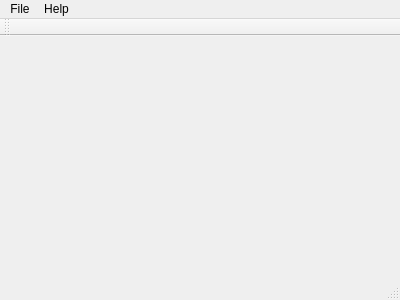
Before: the Qt Designer form rpiConfigurator/MainWindow.ui in LokiFaun/RaspberryPi, drawn with Qt 5.
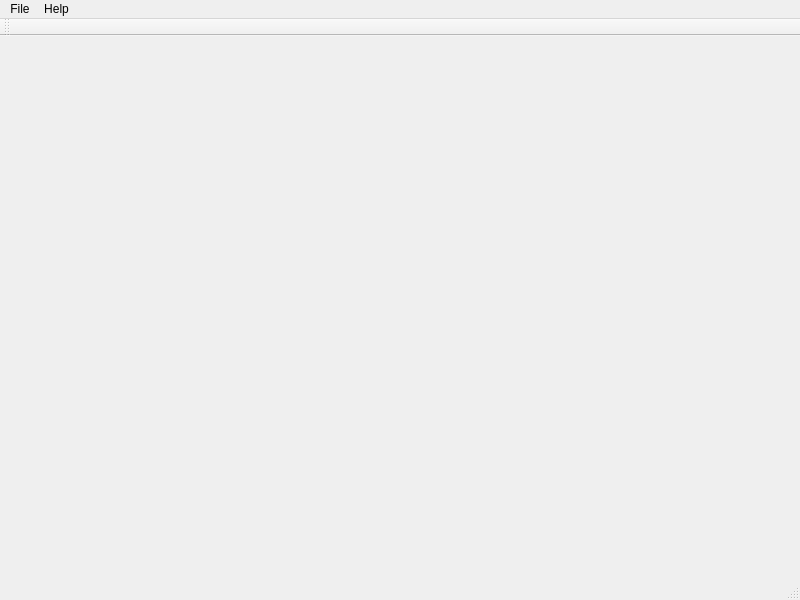
After: the same form once the commit is applied.

```diff
--- a/rpiConfigurator/MainWindow.ui
+++ b/rpiConfigurator/MainWindow.ui
@@ -6,8 +6,8 @@
    <rect>
     <x>0</x>
     <y>0</y>
-    <width>400</width>
-    <height>300</height>
+    <width>800</width>
+    <height>600</height>
    </rect>
   </property>
   <property name="windowTitle">
@@ -19,7 +19,7 @@
     <rect>
      <x>0</x>
      <y>0</y>
-     <width>400</width>
+     <width>800</width>
      <height>21</height>
     </rect>
    </property>
```
